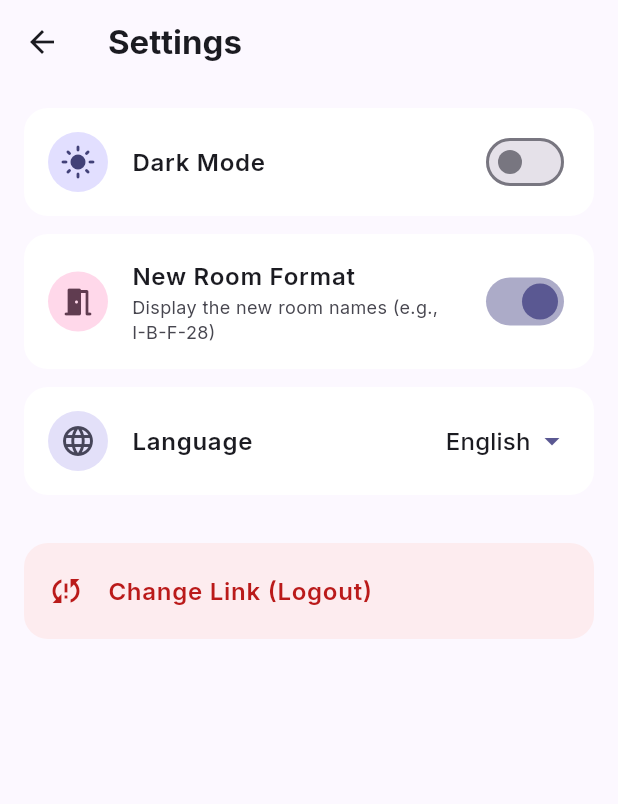
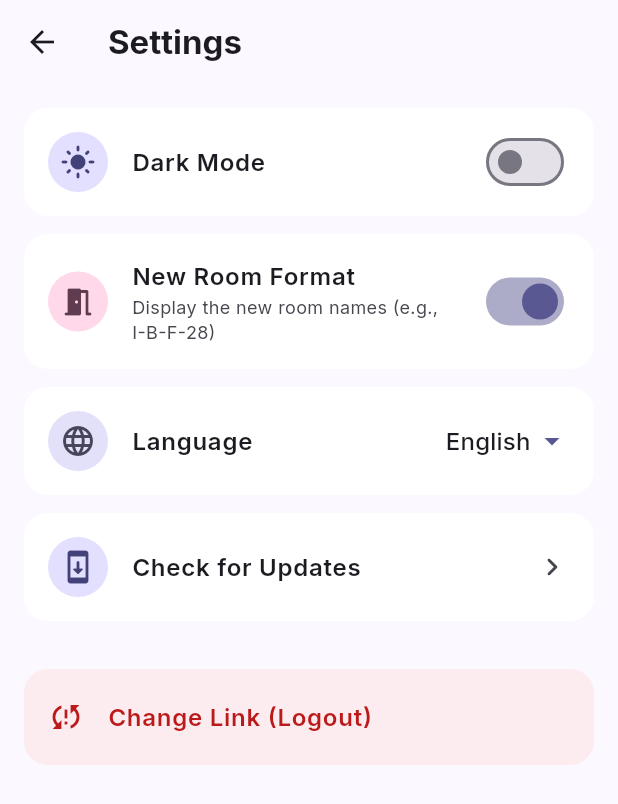
Before and after one commit to Patesz22/Zsebtun, a Flutter app: the SettingsPage screen opened directly, on a phone screen of 412 x 824 dp. Shown: the top 804 px of the screen. Run offline on Flutter 3.47's test engine with Material 3 defaults, Android fonts, the phone set to English and light mode, and no system bars; our stand-ins replace google_fonts, package_info_plus, shared_preferences, sqflite, table_calendar; accounts and stored records are empty; network calls fail.

Commit message:
Added in-app update checking

```diff
--- a/assets/translations.json
+++ b/assets/translations.json
@@ -35,7 +35,16 @@
     "open_calendar": "Open Full Calendar",
     "ready_for_day": "Ready to crush the day?",
     "use_new_rooms": "New Room Format",
-    "use_new_rooms_desc": "Display the new room names (e.g., I-B-F-28)"
+    "use_new_rooms_desc": "Display the new room names (e.g., I-B-F-28)",
+    "update_available": "Update Available!",
+    "update_desc": "Version {v} is available. Do you want to view the release page?",
+    "update_now": "View Release",
+    "later": "Later",
+    "checking_updates": "Checking for updates...",
+    "up_to_date": "App is up to date",
+    "update_error": "Failed to check for updates",
+    "downloading": "Opening browser...",
+    "check_updates": "Check for Updates"
   },
   "hu": {
     "title": "Órarendem",
@@ -73,6 +82,15 @@
     "open_calendar": "Teljes naptár megnyitása",
     "ready_for_day": "Készen állsz a mai napra?",
     "use_new_rooms": "Új teremformátum",
-    "use_new_rooms_desc": "Új terem nevek mutatása (pl. I-B-F-28)"
+    "use_new_rooms_desc": "Új terem nevek mutatása (pl. I-B-F-28)",
+    "update_available": "Frissítés elérhető!",
+    "update_desc": "A(z) {v} verzió elérhető. Szeretnéd megtekinteni a letöltési oldalt?",
+    "update_now": "Kiadás megtekintése",
+    "later": "Később",
+    "checking_updates": "Frissítések keresése...",
+    "up_to_date": "Az alkalmazás naprakész",
+    "update_error": "Hiba a frissítések keresésekor",
+    "downloading": "Böngésző megnyitása...",
+    "check_updates": "Frissítések keresése"
   }
 }
--- a/lib/main.dart
+++ b/lib/main.dart
@@ -72,10 +72,10 @@ class ZsebtunApp extends StatelessWidget {
 
     return ValueListenableBuilder<String>(
       valueListenable: languageNotifier,
-      builder: (_, String currentLang, __) {
+      builder: (_, String currentLang, _) {
         return ValueListenableBuilder<ThemeMode>(
           valueListenable: themeNotifier,
-          builder: (_, ThemeMode currentMode, __) {
+          builder: (_, ThemeMode currentMode, _) {
             return MaterialApp(
               title: 'Zsebtun',
               debugShowCheckedModeBanner: false,
--- a/lib/pages/dashboard_page.dart
+++ b/lib/pages/dashboard_page.dart
@@ -11,6 +11,7 @@ import '../services/ics_parser_service.dart';
 import 'calendar_page.dart';
 import 'settings_page.dart';
 import '../services/room_formatter_service.dart';
+import '../services/github_update_service.dart';
 
 /// @description The main landing page of the application displaying current day statistics,
 /// a dynamic greeting, and an actively counting down hero card for the next upcoming class.
@@ -38,6 +39,10 @@ class _DashboardPageState extends State<DashboardPage> {
   void initState() {
     super.initState();
     _initializeDashboard();
+
+    WidgetsBinding.instance.addPostFrameCallback((_) {
+      GithubUpdateService.checkForUpdates(context, showUpToDateMessage: false);
+    });
 
     // Update the UI every minute to keep the "starts in X mins" accurate
     _minuteTimer = Timer.periodic(const Duration(minutes: 1), (timer) {
--- a/lib/pages/settings_page.dart
+++ b/lib/pages/settings_page.dart
@@ -3,6 +3,7 @@ import 'package:shared_preferences/shared_preferences.dart';
 import '../main.dart';
 import '../database/db_helper.dart';
 import 'setup_page.dart';
+import '../services/github_update_service.dart';
 
 /// @description A dedicated page for user preferences, allowing them to toggle
 /// dark mode, change the application language, or log out by clearing their saved Neptun link.
@@ -57,7 +58,7 @@ class SettingsPage extends StatelessWidget {
                     child: Icon(isDark ? Icons.dark_mode : Icons.light_mode, color: theme.colorScheme.onPrimaryContainer),
                   ),
                   value: isDark,
-                  activeColor: theme.colorScheme.primary,
+                  activeThumbColor: theme.colorScheme.primary,
                   shape: RoundedRectangleBorder(borderRadius: BorderRadius.circular(16)),
                   tileColor: theme.colorScheme.surfaceContainerLowest,
                   onChanged: (value) async {
@@ -86,7 +87,7 @@ class SettingsPage extends StatelessWidget {
                     child: Icon(Icons.meeting_room_rounded, color: theme.colorScheme.onTertiaryContainer),
                   ),
                   value: useNewRooms,
-                  activeColor: theme.colorScheme.primary,
+                  activeThumbColor: theme.colorScheme.primary,
                   shape: RoundedRectangleBorder(borderRadius: BorderRadius.circular(16)),
                   tileColor: theme.colorScheme.surfaceContainerLowest,
                   onChanged: (value) async {
@@ -137,6 +138,27 @@ class SettingsPage extends StatelessWidget {
                 }
             ),
           ),
+          const SizedBox(height: 12),
+
+          ListTile(
+            contentPadding: const EdgeInsets.symmetric(horizontal: 16, vertical: 8),
+            shape: RoundedRectangleBorder(borderRadius: BorderRadius.circular(16)),
+            tileColor: theme.colorScheme.surfaceContainerLowest,
+            leading: Container(
+              padding: const EdgeInsets.all(8),
+              decoration: BoxDecoration(
+                color: theme.colorScheme.primaryContainer,
+                shape: BoxShape.circle,
+              ),
+              child: Icon(Icons.system_update_rounded, color: theme.colorScheme.onPrimaryContainer),
+            ),
+            title: Text(tr('check_updates'), style: TextStyle(color: theme.colorScheme.onSurface, fontWeight: FontWeight.w600)),
+            trailing: Icon(Icons.chevron_right_rounded, color: theme.colorScheme.onSurfaceVariant),
+            onTap: () {
+              ScaffoldMessenger.of(context).showSnackBar(SnackBar(content: Text(tr('checking_updates'))));
+              GithubUpdateService.checkForUpdates(context, showUpToDateMessage: true);
+            },
+          ),
           const SizedBox(height: 32),
 
           ListTile(
--- a/lib/services/room_formatter_service.dart
+++ b/lib/services/room_formatter_service.dart
@@ -1,4 +1,3 @@
-import 'package:flutter/foundation.dart';
 
 /// @description Service to normalize and format complex university classroom names.
 class RoomFormatterService {
```
Also changed, not shown: lib/services/github_update_service.dart (added, +121 -0 lines).
